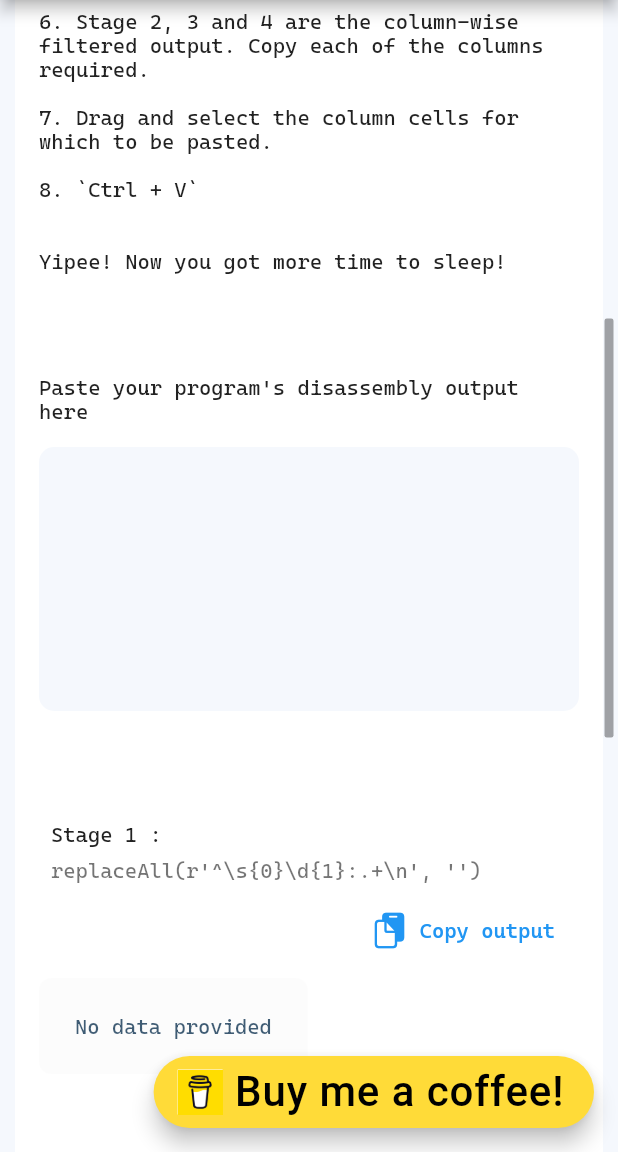
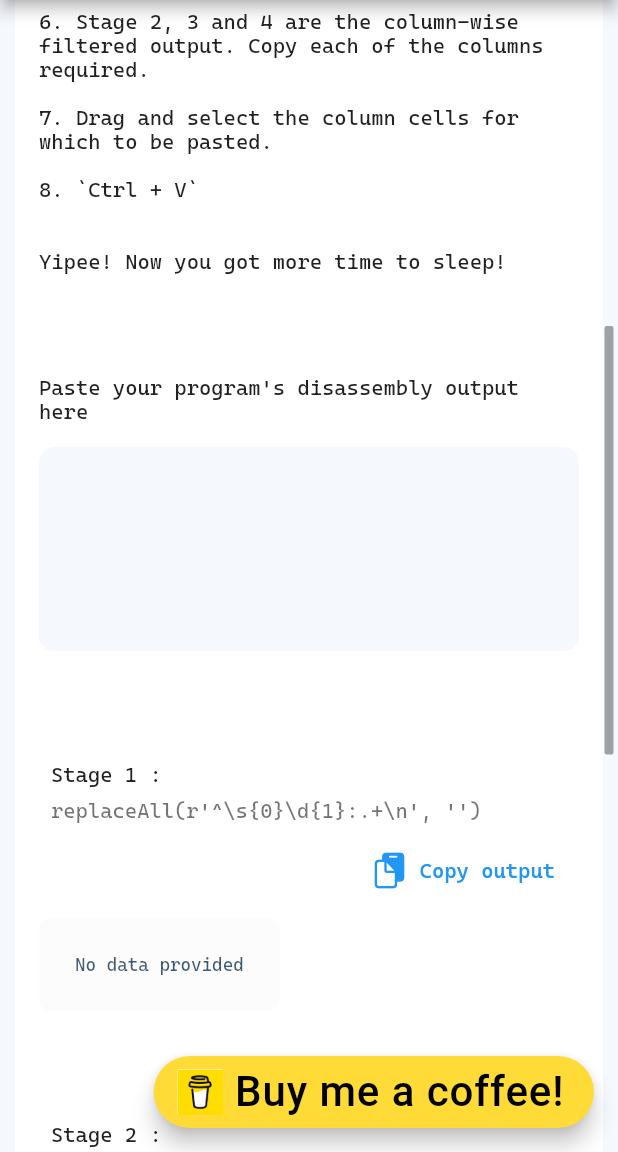
Before and after one commit to rithviknishad/keil_disassembly, a Flutter app: the screen it shows after launch, scrolled down 576 dp, on a phone screen of 412 x 824 dp, the part 84-1236 px from its top. Run offline on Flutter 3.47's test engine with Material 2 defaults, Android fonts, the phone set to English and light mode, and no system bars; our stand-ins replace flutter_icons, google_fonts; missing offline and left inert: flutter_animator; Roboto replaces fonts that are missing (Cookie).

Commit message:
minify output and input

```diff
--- a/lib/routes/home.dart
+++ b/lib/routes/home.dart
@@ -157,6 +157,7 @@ class _MyHomePageState extends State<MyHomePage> {
                   Padding(
                     padding: const EdgeInsets.all(8.0),
                     child: TextField(
+                      style: TextStyle(fontSize: 12),
                       controller: rawDisassemblyController,
                       cursorRadius: Radius.circular(10),
                       cursorHeight: 24,
@@ -319,8 +320,10 @@ class StageOutput extends StatelessWidget {
                   child: Text(
                     output ?? "No data provided",
                     textAlign: TextAlign.left,
-                    style:
-                        TextStyle(color: theme.primaryColor.withOpacity(0.75)),
+                    style: TextStyle(
+                      color: theme.primaryColor.withOpacity(0.75),
+                      fontSize: 12.0,
+                    ),
                   ),
                 ),
               ),
```
